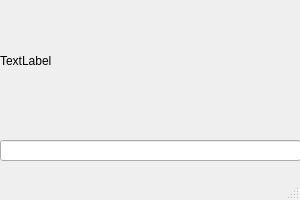
This is ch5/designer/hello.ui in swkim01/RaspberryPiWithIOT as Qt 5 draws it before an edit. The edited form follows.
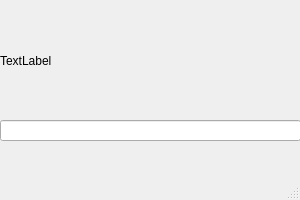
This is the edited form.

The edit to the form file:
```diff
--- a/ch5/designer/hello.ui
+++ b/ch5/designer/hello.ui
@@ -37,7 +37,7 @@
     <property name="geometry">
      <rect>
       <x>0</x>
-      <y>140</y>
+      <y>120</y>
       <width>301</width>
       <height>21</height>
      </rect>
```
Left out of the diff: 2 changed lines with no effect on the pictures.
